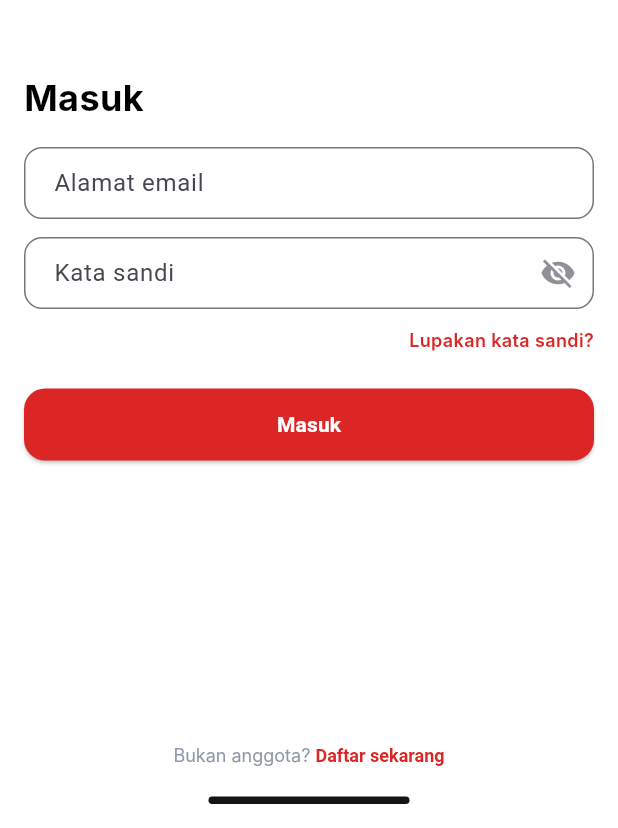
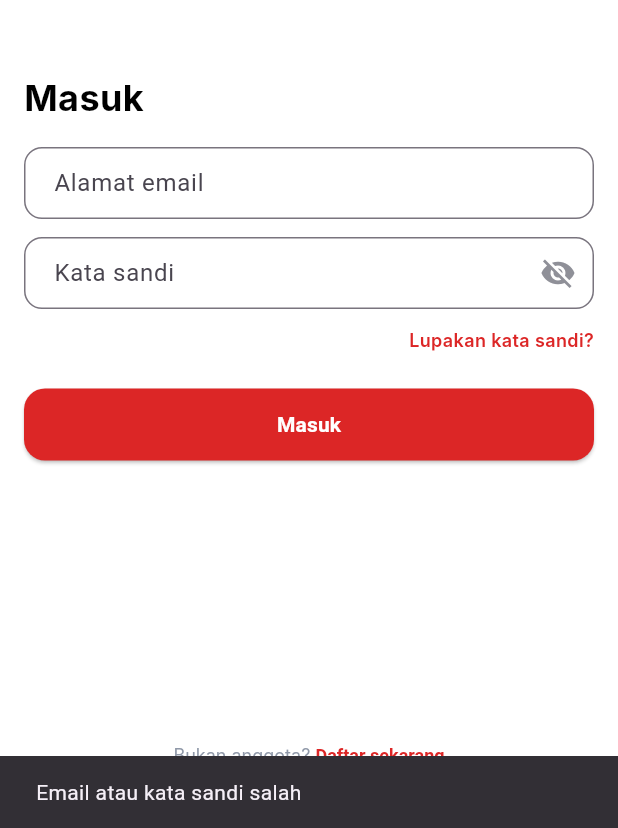
Before and after one commit to dindaaisa/TripMateMobile, a Flutter app: the LoginScreen screen opened by its route, after a tap on "Masuk", on a phone screen of 412 x 824 dp, the part 408-1236 px from its top. Run offline on Flutter 3.47's test engine with Material 3 defaults, Android fonts, the phone set to English and light mode, and no system bars; our stand-ins replace hive, hive_flutter; accounts and stored records are empty; Roboto replaces fonts that are missing (Inter, Montserrat).

Commit message:
commit 5 (uda bisa login tapi hrs daftar dlu)

```diff
--- /dev/null
+++ b/lib/models/user_model.dart
@@ -0,0 +1,21 @@
+import 'package:hive/hive.dart';
+
+part 'user_model.g.dart';
+
+@HiveType(typeId: 0)
+class UserModel extends HiveObject {
+  @HiveField(0)
+  final String name;
+
+  @HiveField(1)
+  final String email;
+
+  @HiveField(2)
+  final String password;
+
+  UserModel({
+    required this.name,
+    required this.email,
+    required this.password,
+  });
+}
--- a/lib/screens/login_screen.dart
+++ b/lib/screens/login_signup/login_screen.dart
@@ -1,8 +1,39 @@
 import 'package:flutter/gestures.dart';
 import 'package:flutter/material.dart';
+import 'package:hive_flutter/hive_flutter.dart';
+import 'package:tripmate_mobile/models/user_model.dart'; // Ganti ini sesuai path
 
-class LoginScreen extends StatelessWidget {
+class LoginScreen extends StatefulWidget {
   const LoginScreen({super.key});
+
+  @override
+  State<LoginScreen> createState() => _LoginScreenState();
+}
+
+class _LoginScreenState extends State<LoginScreen> {
+  final TextEditingController _emailController = TextEditingController();
+  final TextEditingController _passwordController = TextEditingController();
+
+  void _login() async {
+  final email = _emailController.text.trim();
+  final password = _passwordController.text.trim();
+
+  final box = Hive.box<UserModel>('users');
+  final users = box.values.toList();
+
+  final matchedUser = users.where(
+    (user) => user.email == email && user.password == password,
+  ).toList();
+
+  if (matchedUser.isNotEmpty) {
+    Navigator.pushReplacementNamed(context, '/home');
+  } else {
+    ScaffoldMessenger.of(context).showSnackBar(
+      const SnackBar(content: Text('Email atau kata sandi salah')),
+    );
+  }
+}
+
 
   @override
   Widget build(BuildContext context) {
@@ -11,7 +42,6 @@ class LoginScreen extends StatelessWidget {
       body: SafeArea(
         child: Column(
           children: [
-            // Konten utama (TripMate, form login)
             Expanded(
               child: SingleChildScrollView(
                 padding: const EdgeInsets.symmetric(horizontal: 16, vertical: 24),
@@ -24,17 +54,17 @@ class LoginScreen extends StatelessWidget {
                       mainAxisAlignment: MainAxisAlignment.center,
                       children: [
                         const SizedBox(height: 60),
-                        Text(
+                        const Text(
                           'TripMate',
                           style: TextStyle(
-                            color: const Color(0xFFDC2626),
+                            color: Color(0xFFDC2626),
                             fontSize: 48,
                             fontFamily: 'Montserrat',
                             fontWeight: FontWeight.w800,
                           ),
                         ),
                         const SizedBox(height: 48),
-                        Align(
+                        const Align(
                           alignment: Alignment.centerLeft,
                           child: Text(
                             'Masuk',
@@ -48,6 +78,7 @@ class LoginScreen extends StatelessWidget {
                         ),
                         const SizedBox(height: 16),
                         TextField(
+                          controller: _emailController,
                           decoration: InputDecoration(
                             hintText: 'Alamat email',
                             border: OutlineInputBorder(
@@ -58,6 +89,7 @@ class LoginScreen extends StatelessWidget {
                         ),
                         const SizedBox(height: 12),
                         TextField(
+                          controller: _passwordController,
                           obscureText: true,
                           decoration: InputDecoration(
                             hintText: 'Kata sandi',
@@ -65,16 +97,16 @@ class LoginScreen extends StatelessWidget {
                               borderRadius: BorderRadius.circular(12),
                             ),
                             contentPadding: const EdgeInsets.symmetric(horizontal: 16),
-                            suffixIcon: Icon(Icons.visibility_off, color: Color(0xFF8F9098)),
+                            suffixIcon: const Icon(Icons.visibility_off, color: Color(0xFF8F9098)),
                           ),
                         ),
                         const SizedBox(height: 12),
-                        Align(
+                        const Align(
                           alignment: Alignment.centerRight,
                           child: Text(
                             'Lupakan kata sandi?',
                             style: TextStyle(
-                              color: const Color(0xFFDC2626),
+                              color: Color(0xFFDC2626),
                               fontSize: 12,
                               fontFamily: 'Inter',
                               fontWeight: FontWeight.w600,
@@ -92,10 +124,8 @@ class LoginScreen extends StatelessWidget {
                                 borderRadius: BorderRadius.circular(14),
                               ),
                             ),
-                            onPressed: () {
-                              // aksi tombol Masuk
-                            },
-                            child: Text(
+                            onPressed: _login,
+                            child: const Text(
                               'Masuk',
                               style: TextStyle(
                                 color: Colors.white,
@@ -111,8 +141,6 @@ class LoginScreen extends StatelessWidget {
                 ),
               ),
             ),
-
-            // Bagian bawah (text & garis hitam)
             Padding(
               padding: const EdgeInsets.symmetric(vertical: 16),
               child: Column(
@@ -144,7 +172,6 @@ class LoginScreen extends StatelessWidget {
                       ),
                     ),
                   ),
-
                   const SizedBox(height: 20),
                   Container(
                     height: 5,
```
Also changed, not shown: lib/main.dart (+31 -8 lines), lib/screens/home/destinasi.dart (added, +77 -0 lines), lib/screens/home/profil.dart (added, +19 -0 lines), lib/screens/home/rencana.dart (added, +19 -0 lines), lib/screens/home/riwayat.dart (added, +19 -0 lines), lib/screens/login_signup/signup_screen.dart (renamed from lib/screens/signup_screen.dart, +36 -33 lines), pubspec.yaml (+5 -3 lines), lib/models/user_model.g.dart (added), lib/screens/onboarding/onboarding_screen.dart (renamed from lib/screens/onboarding_screen.dart), pubspec.lock, 1 other file.
